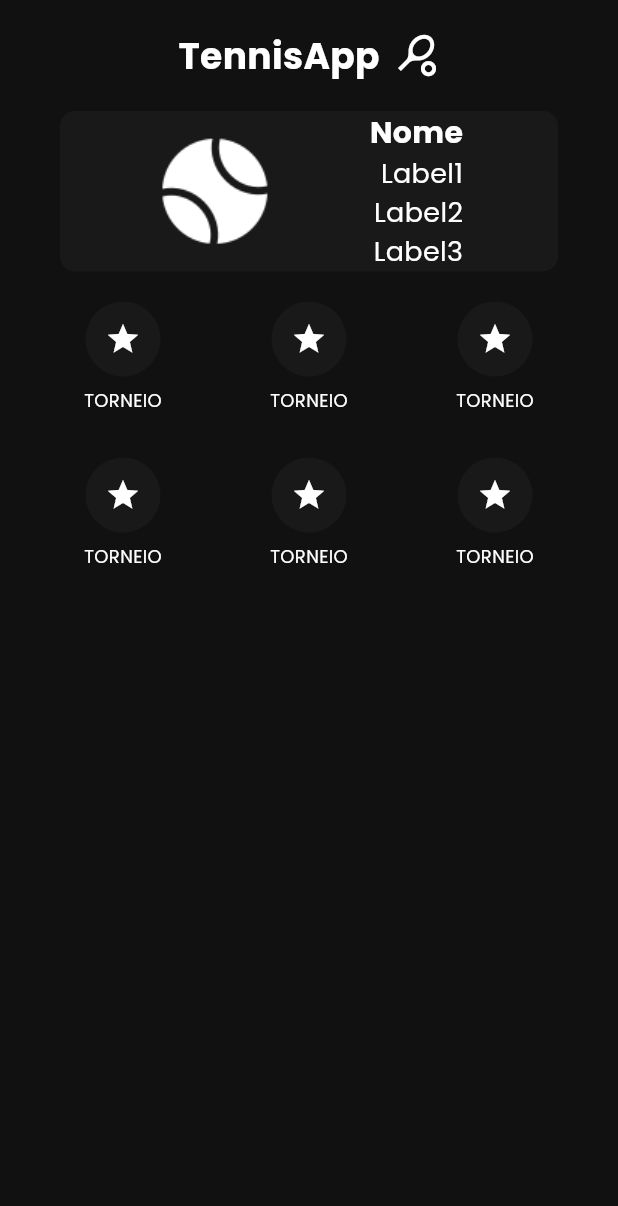
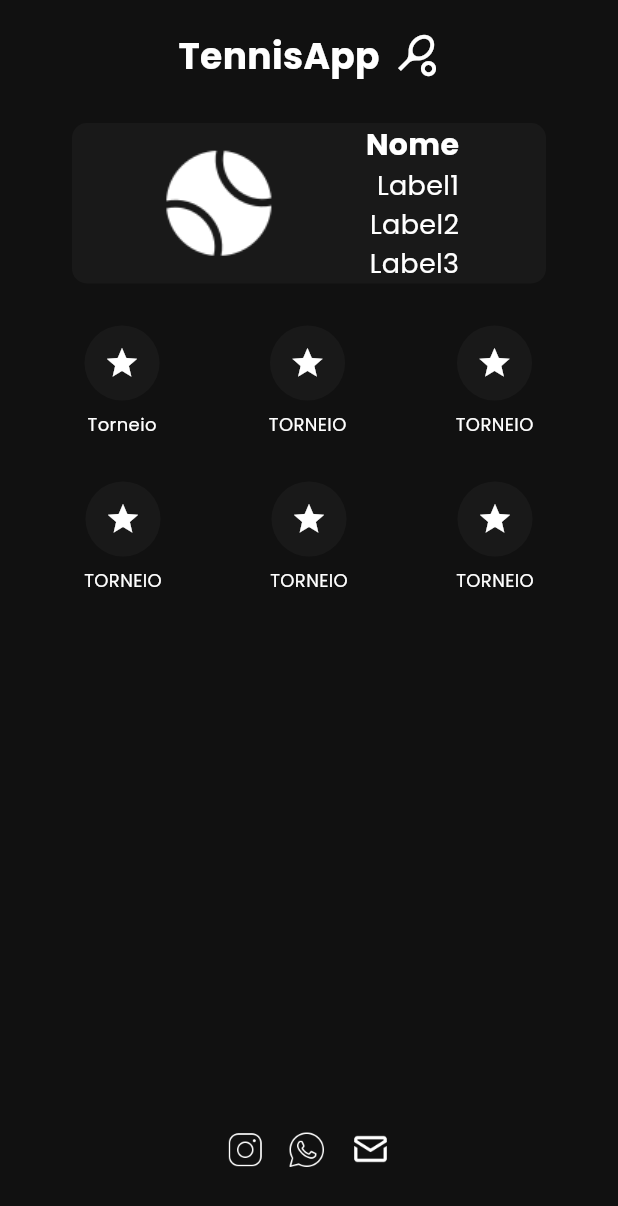
Before and after one commit to HenriqueMichelini/TenisApp, a Flutter app: the screen it shows after launch, on a phone screen of 412 x 824 dp. Shown: the top 1206 px of the screen. Run offline on Flutter 3.47's test engine with Material 3 defaults, Android fonts, the phone set to English and light mode, and no system bars.

Commit message:
ADD contact icons

```diff
--- a/tenis_app/lib/components/option_buttons.dart
+++ b/tenis_app/lib/components/option_buttons.dart
@@ -19,6 +19,7 @@ class OptionButtons extends StatelessWidget {
     return Column(
       children: [
         InkWell(
+          customBorder: const CircleBorder(),
           onTap: onTap,
           child: Container(
             width: 50.0,
--- a/tenis_app/lib/pages/dashboard.dart
+++ b/tenis_app/lib/pages/dashboard.dart
@@ -16,8 +16,19 @@ class Dashboard extends StatelessWidget {
           child: Column(
             crossAxisAlignment: CrossAxisAlignment.center,
             children: [
-              // App Title
-              Row(
+              _buildAppTitle(),
+              _buildAppLogoAndProfile(),
+              _buildOptionButtons(),
+              _buildFooter()
+            ],
+          ),
+        ),
+      ),
+    );
+  }
+
+  Widget _buildAppTitle() {
+    return Row(
       crossAxisAlignment: CrossAxisAlignment.center,
       mainAxisAlignment: MainAxisAlignment.center,
       children: [
@@ -36,9 +47,13 @@ class Dashboard extends StatelessWidget {
           color: Colors.white,
         ),
       ],
-              ),
-              //  App Logo & Profile infos
-              Container(
+    );
+  }
+
+  Widget _buildAppLogoAndProfile() {
+    return Padding(
+      padding: const EdgeInsets.all(8.0),
+      child: Container(
         margin: const EdgeInsets.all(20),
         decoration: BoxDecoration(
           color: secondaryColor,
@@ -69,57 +84,75 @@ class Dashboard extends StatelessWidget {
           ],
         ),
       ),
-              Column(
+    );
+  }
+
+  Widget _buildOptionButtons() {
+    return Column(
       children: [
         Row(
           mainAxisAlignment: MainAxisAlignment.spaceAround,
           children: [
-                      OptionButtons(
-                        textData: "TORNEIO",
-                        icon: Icons.star,
-                        onTap: () {},
-                      ),
-                      OptionButtons(
-                        textData: "TORNEIO",
-                        icon: Icons.star,
-                        onTap: () {},
-                      ),
-                      OptionButtons(
-                        textData: "TORNEIO",
-                        icon: Icons.star,
-                        onTap: () {},
-                      ),
+            _buildOptionButton("Torneio", Icons.star, () {}),
+            _buildOptionButton("TORNEIO", Icons.star, () {}),
+            _buildOptionButton("TORNEIO", Icons.star, () {}),
           ],
         ),
         Padding(
-                    padding: const EdgeInsets.only(
-                      top: 30,
-                    ), // Add some vertical space between the rows
+          padding: const EdgeInsets.only(top: 30),
           child: Row(
             mainAxisAlignment: MainAxisAlignment.spaceAround,
             children: [
-                        OptionButtons(
-                          textData: "TORNEIO",
-                          icon: Icons.star,
-                          onTap: () {},
-                        ),
-                        OptionButtons(
-                          textData: "TORNEIO",
-                          icon: Icons.star,
-                          onTap: () {},
-                        ),
-                        OptionButtons(
-                          textData: "TORNEIO",
-                          icon: Icons.star,
-                          onTap: () {},
-                        ),
+              _buildOptionButton("TORNEIO", Icons.star, () {}),
+              _buildOptionButton("TORNEIO", Icons.star, () {}),
+              _buildOptionButton("TORNEIO", Icons.star, () {}),
             ],
           ),
         ),
       ],
+    );
+  }
+
+  Widget _buildOptionButton(String text, IconData icon, VoidCallback onTap) {
+    return OptionButtons(
+      textData: text,
+      icon: icon,
+      onTap: onTap,
+    );
+  }
+
+  Widget _buildFooter() {
+    return const Expanded(
+      child: Padding(
+        padding: EdgeInsets.only(bottom: 25.0), // Add bottom space
+        child: Row(
+          mainAxisAlignment: MainAxisAlignment.center,
+          crossAxisAlignment: CrossAxisAlignment.end,
+          children: [
+            Image(
+              image: AssetImage('assets/images/icons/icons8-instagram-50.png'),
+              color: Colors.white,
+              width: 25,
+            ),
+            Padding(
+              padding: EdgeInsets.symmetric(
+                  horizontal: 16), // Adjust horizontal padding
+              child: Image(
+                image: AssetImage('assets/images/icons/icons8-whatsapp-50.png'),
+                color: Colors.white,
+                width: 25,
+              ),
+            ),
+            Padding(
+              padding: EdgeInsets.symmetric(
+                  horizontal: 1.0), // Adjust horizontal padding
+              child: Image(
+                image: AssetImage('assets/images/icons/icons8-mail-50.png'),
+                color: Colors.white,
+                width: 26,
+              ),
             ),
           ],
-          ),
         ),
       ),
     );
--- a/tenis_app/pubspec.yaml
+++ b/tenis_app/pubspec.yaml
@@ -61,6 +61,9 @@ flutter:
   # To add assets to your application, add an assets section, like this:
   assets:
     - assets/images/app_logo.png
+    - assets/images/icons/icons8-instagram-50.png
+    - assets/images/icons/icons8-whatsapp-50.png
+    - assets/images/icons/icons8-mail-50.png
 
   # An image asset can refer to one or more resolution-specific "variants", see
   # https://flutter.dev/assets-and-images/#resolution-aware
```
Also changed, not shown: tenis_app/assets/images/icons/icons8-instagram-50.png (added), tenis_app/assets/images/icons/icons8-mail-50.png (added), tenis_app/assets/images/icons/icons8-whatsapp-50.png (added). Lines whose indentation alone changed are shown as unchanged.
